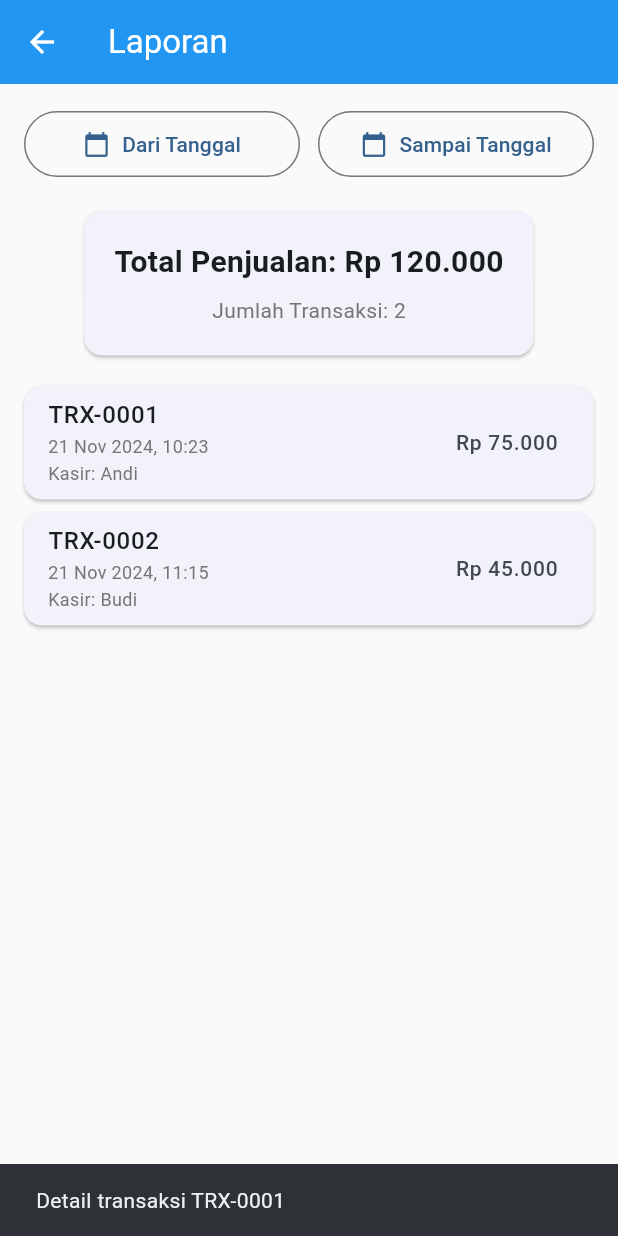
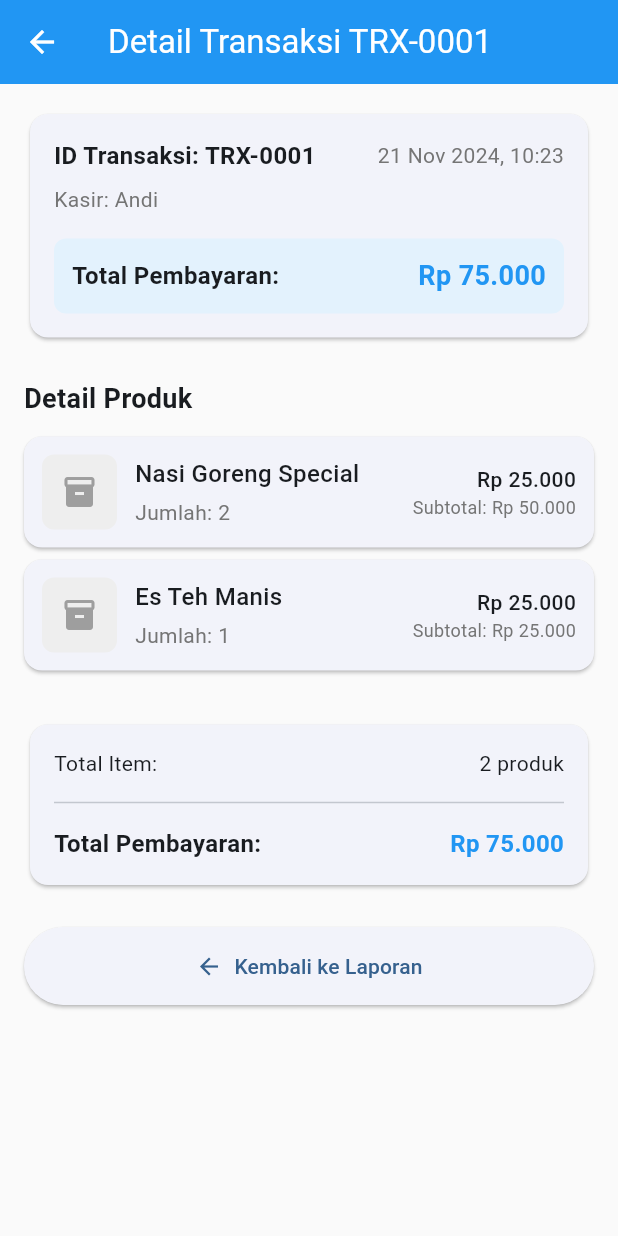
Before and after one commit to muzammilbinmarsuhen/Aplikasi-cashir_smart, a Flutter app: the ReportScreen screen opened by its route, after a tap on "TRX-0001", on a phone screen of 412 x 824 dp. Run offline on Flutter 3.47's test engine with Material 3 defaults, Android fonts, the phone set to English and light mode, and no system bars; our stand-ins replace shared_preferences; accounts and stored records are empty.

Commit message:
Perbaikan eror

```diff
--- /dev/null
+++ b/lib/screens/transaction_detail_screen.dart
@@ -0,0 +1,251 @@
+import 'package:flutter/material.dart';
+import '../models/cart_manager.dart';
+import '../screens/report_screen.dart';
+
+class TransactionDetailScreen extends StatelessWidget {
+  final Transaction transaction;
+
+  const TransactionDetailScreen({
+    super.key,
+    required this.transaction,
+  });
+
+  @override
+  Widget build(BuildContext context) {
+    return Scaffold(
+      appBar: AppBar(
+        title: Text('Detail Transaksi ${transaction.id}'),
+        leading: IconButton(
+          icon: const Icon(Icons.arrow_back),
+          onPressed: () => Navigator.of(context).pop(),
+        ),
+      ),
+      body: SingleChildScrollView(
+        padding: const EdgeInsets.all(16),
+        child: Column(
+          crossAxisAlignment: CrossAxisAlignment.start,
+          children: [
+            // Transaction header
+            Card(
+              child: Padding(
+                padding: const EdgeInsets.all(16),
+                child: Column(
+                  crossAxisAlignment: CrossAxisAlignment.start,
+                  children: [
+                    Row(
+                      mainAxisAlignment: MainAxisAlignment.spaceBetween,
+                      children: [
+                        Text(
+                          'ID Transaksi: ${transaction.id}',
+                          style: const TextStyle(
+                            fontSize: 16,
+                            fontWeight: FontWeight.bold,
+                          ),
+                        ),
+                        Text(
+                          transaction.date,
+                          style: TextStyle(
+                            fontSize: 14,
+                            color: Colors.grey[600],
+                          ),
+                        ),
+                      ],
+                    ),
+                    const SizedBox(height: 8),
+                    Text(
+                      'Kasir: ${transaction.cashier}',
+                      style: TextStyle(
+                        fontSize: 14,
+                        color: Colors.grey[600],
+                      ),
+                    ),
+                    const SizedBox(height: 16),
+                    Container(
+                      padding: const EdgeInsets.all(12),
+                      decoration: BoxDecoration(
+                        color: Colors.blue[50],
+                        borderRadius: BorderRadius.circular(8),
+                      ),
+                      child: Row(
+                        mainAxisAlignment: MainAxisAlignment.spaceBetween,
+                        children: [
+                          const Text(
+                            'Total Pembayaran:',
+                            style: TextStyle(
+                              fontSize: 16,
+                              fontWeight: FontWeight.bold,
+                            ),
+                          ),
+                          Text(
+                            'Rp ${transaction.total.toString().replaceAllMapped(
+                              RegExp(r'(\d{1,3})(?=(\d{3})+(?!\d))'),
+                              (Match m) => '${m[1]}.',
+                            )}',
+                            style: const TextStyle(
+                              fontSize: 18,
+                              fontWeight: FontWeight.bold,
+                              color: Colors.blue,
+                            ),
+                          ),
+                        ],
+                      ),
+                    ),
+                  ],
+                ),
+              ),
+            ),
+
+            const SizedBox(height: 24),
+
+            // Items header
+            const Text(
+              'Detail Produk',
+              style: TextStyle(
+                fontSize: 18,
+                fontWeight: FontWeight.bold,
+              ),
+            ),
+
+            const SizedBox(height: 12),
+
+            // Transaction items
+            ...transaction.items.map((item) => Card(
+              margin: const EdgeInsets.only(bottom: 8),
+              child: Padding(
+                padding: const EdgeInsets.all(12),
+                child: Row(
+                  children: [
+                    // Product image placeholder
+                    Container(
+                      width: 50,
+                      height: 50,
+                      decoration: BoxDecoration(
+                        color: Colors.grey[200],
+                        borderRadius: BorderRadius.circular(8),
+                      ),
+                      child: const Icon(
+                        Icons.inventory_2,
+                        color: Colors.grey,
+                      ),
+                    ),
+                    const SizedBox(width: 12),
+                    // Product details
+                    Expanded(
+                      child: Column(
+                        crossAxisAlignment: CrossAxisAlignment.start,
+                        children: [
+                          Text(
+                            item.name,
+                            style: const TextStyle(
+                              fontWeight: FontWeight.w500,
+                              fontSize: 16,
+                            ),
+                          ),
+                          const SizedBox(height: 4),
+                          Text(
+                            'Jumlah: ${item.quantity}',
+                            style: TextStyle(
+                              fontSize: 14,
+                              color: Colors.grey[600],
+                            ),
+                          ),
+                        ],
+                      ),
+                    ),
+                    // Price
+                    Column(
+                      crossAxisAlignment: CrossAxisAlignment.end,
+                      children: [
+                        Text(
+                          'Rp ${item.price.toString().replaceAllMapped(
+                            RegExp(r'(\d{1,3})(?=(\d{3})+(?!\d))'),
+                            (Match m) => '${m[1]}.',
+                          )}',
+                          style: const TextStyle(
+                            fontSize: 14,
+                            fontWeight: FontWeight.w500,
+                          ),
+                        ),
+                        Text(
+                          'Subtotal: Rp ${item.subtotal.toString().replaceAllMapped(
+                            RegExp(r'(\d{1,3})(?=(\d{3})+(?!\d))'),
+                            (Match m) => '${m[1]}.',
+                          )}',
+                          style: TextStyle(
+                            fontSize: 12,
+                            color: Colors.grey[600],
+                          ),
+                        ),
+                      ],
+                    ),
+                  ],
+                ),
+              ),
+            )),
+
+            const SizedBox(height: 24),
+
+            // Summary
+            Card(
+              child: Padding(
+                padding: const EdgeInsets.all(16),
+                child: Column(
+                  children: [
+                    Row(
+                      mainAxisAlignment: MainAxisAlignment.spaceBetween,
+                      children: [
+                        const Text('Total Item:'),
+                        Text('${transaction.items.length} produk'),
+                      ],
+                    ),
+                    const SizedBox(height: 8),
+                    const Divider(),
+                    const SizedBox(height: 8),
+                    Row(
+                      mainAxisAlignment: MainAxisAlignment.spaceBetween,
+                      children: [
+                        const Text(
+                          'Total Pembayaran:',
+                          style: TextStyle(
+                            fontSize: 16,
+                            fontWeight: FontWeight.bold,
+                          ),
+                        ),
+                        Text(
+                          'Rp ${transaction.total.toString().replaceAllMapped(
+                            RegExp(r'(\d{1,3})(?=(\d{3})+(?!\d))'),
+                            (Match m) => '${m[1]}.',
+                          )}',
+                          style: const TextStyle(
+                            fontSize: 16,
+                            fontWeight: FontWeight.bold,
+                            color: Colors.blue,
+                          ),
+                        ),
+                      ],
+                    ),
+                  ],
+                ),
+              ),
+            ),
+
+            const SizedBox(height: 24),
+
+            // Back button
+            SizedBox(
+              width: double.infinity,
+              child: ElevatedButton.icon(
+                onPressed: () => Navigator.of(context).pop(),
+                icon: const Icon(Icons.arrow_back),
+                label: const Text('Kembali ke Laporan'),
+                style: ElevatedButton.styleFrom(
+                  padding: const EdgeInsets.symmetric(vertical: 16),
+                ),
+              ),
+            ),
+          ],
+        ),
+      ),
+    );
+  }
+}
--- a/lib/widgets/transaction_card.dart
+++ b/lib/widgets/transaction_card.dart
@@ -1,5 +1,6 @@
 import 'package:flutter/material.dart';
 import '../screens/report_screen.dart';
+import '../screens/transaction_detail_screen.dart';
 
 class TransactionCard extends StatelessWidget {
   final Transaction transaction;
@@ -39,9 +40,10 @@ class TransactionCard extends StatelessWidget {
           ),
         ),
         onTap: () {
-          // TODO: Navigate to transaction detail
-          ScaffoldMessenger.of(context).showSnackBar(
-            SnackBar(content: Text('Detail transaksi ${transaction.id}')),
+          Navigator.of(context).push(
+            MaterialPageRoute(
+              builder: (context) => TransactionDetailScreen(transaction: transaction),
+            ),
           );
         },
       ),
```
Also changed, not shown: lib/screens/cashier_screen.dart (+136 -100 lines).
